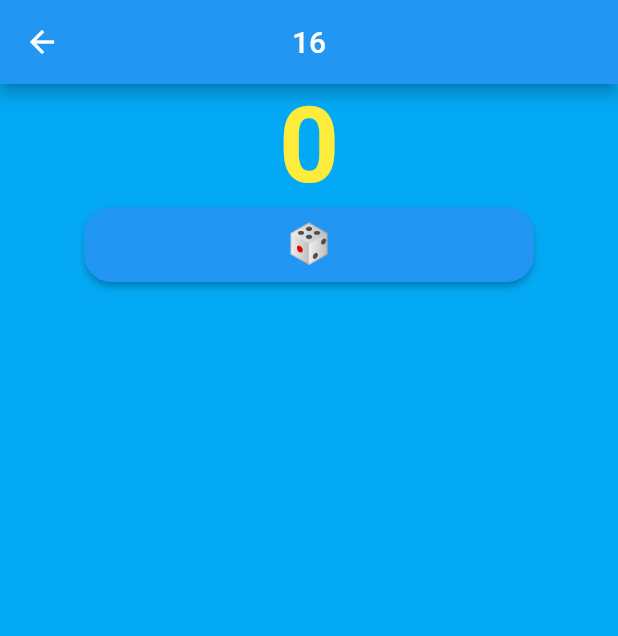
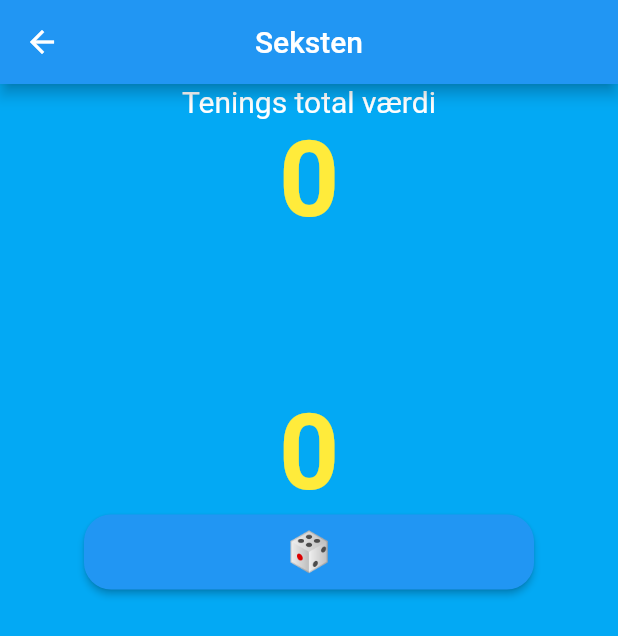
Before and after one commit to PrintA4/sejsten, a Flutter app: the screen it shows after launch, after a tap on "Start", on a phone screen of 412 x 824 dp. Shown: the top 636 px of the screen. Run offline on Flutter 3.47's test engine with Material 2 defaults, Android fonts, the phone set to English and light mode, and no system bars.

Commit message:
Lobby fixed

```diff
--- a/sejsten/lib/main.dart
+++ b/sejsten/lib/main.dart
@@ -12,7 +12,7 @@ class MyApp extends StatelessWidget {
   @override
   Widget build(BuildContext context) {
     return const MaterialApp(
-      title: '16',
+      title: 'Seksten',
       home: MyCustomForm(),
     );
   }
@@ -27,22 +27,7 @@ class MyCustomForm extends StatefulWidget {
 
 class _MyCustomFormState extends State<MyCustomForm> {
   final myController = TextEditingController();
-
-  @override
-  void dispose() {
-    myController.dispose();
-    super.dispose();
-  }
-
-  List<Player> playerList = [];
-  var readLines = ['Alexander', 'Jens', 'Jørgen'];
-  String getNewLineString() {
-    StringBuffer sb = new StringBuffer();
-    for (String line in readLines) {
-      sb.write(line + "\n");
-    }
-    return sb.toString();
-  }
+  List<String> playerList = [];
 
   @override
   Widget build(BuildContext context) {
@@ -50,7 +35,7 @@ class _MyCustomFormState extends State<MyCustomForm> {
       backgroundColor: Colors.lightBlue,
       appBar: AppBar(
         title: const Text(
-          '16',
+          'Seksten',
           style: TextStyle(fontSize: 32.0, color: Colors.yellow),
         ),
         centerTitle: true,
@@ -82,13 +67,14 @@ class _MyCustomFormState extends State<MyCustomForm> {
               child: Padding(
                 padding: const EdgeInsets.all(8.0),
                 child: Text(
-                  getNewLineString(),
-                  style: TextStyle(fontSize: 22.0, color: Colors.yellow),
+                  playerList.join("\n"),
+                  style: const TextStyle(fontSize: 22.0, color: Colors.yellow),
                 ),
               ),
             ),
           ),
           TextField(
+            style: TextStyle(color: Colors.yellow),
             textAlign: TextAlign.center,
             decoration: const InputDecoration(
                 hintText: 'Tilføj spiller',
@@ -115,6 +101,9 @@ class _MyCustomFormState extends State<MyCustomForm> {
                       style: TextStyle(fontSize: 26.0, color: Colors.yellow),
                     ),
                     onPressed: () {
+                      playerList.add(myController.text);
+                      myController.clear();
+                      print(playerList);
                       setState(() {});
                     },
                   ),
@@ -163,30 +152,48 @@ class game extends StatefulWidget {
   _gameState createState() => _gameState();
 }
 
+int diceVal = 0;
 int dice = 0;
-int max = 16;
-int diceValue = 0;
+int sum = 0;
+List<int> listOfNumbers = [];
+
 class _gameState extends State<game> {
   @override
   Widget build(BuildContext context) {
     return Scaffold(
       backgroundColor: Colors.lightBlue,
       appBar: AppBar(
-        title: const Text('16'),
+        title: const Text('Seksten'),
         centerTitle: true,
       ),
       body: SafeArea(
         child: Column(
           mainAxisSize: MainAxisSize.min,
           children: <Widget>[
+            const Text(
+              'Tenings total værdi',
+              style: TextStyle(
+                fontSize: 20.0,
+                color: Colors.white,
+              ),
+            ),
+            Text(
+              sum.toString(),
+              style: const TextStyle(
+                fontSize: 70.0,
+                color: Colors.yellow,
+                fontWeight: FontWeight.bold,
+              ),
+            ),
             Container(
+              margin: EdgeInsets.only(top: 100),
               color: Colors.lightBlue,
               child: Row(
                 crossAxisAlignment: CrossAxisAlignment.start,
                 mainAxisAlignment: MainAxisAlignment.center,
                 children: <Widget>[
                   Text(
-                    diceValue.toString(),
+                    dice.toString(),
                     style: const TextStyle(
                         fontSize: 70.0,
                         color: Colors.yellow,
@@ -216,7 +223,7 @@ class _gameState extends State<game> {
                       ),
                       onPressed: () {
                         randomNumber();
-                          setState(() {});
+                        setState(() {});
                       },
                     )))
           ],
@@ -226,18 +233,17 @@ class _gameState extends State<game> {
   }
 }
 
-
-//🎲
-
-void randomNumber(){
+void randomNumber() {
   var random = new Random();
   dice = random.nextInt(7);
-  int val = 0;
-  if(dice == 0){
+  if (dice == 0) {
     dice = 1;
   }
+  listOfNumbers.add(dice);
+  sum = listOfNumbers.reduce((x, y) => x + y);
+}
 
-}
+void addPlayer() {}
 
 class Player {
   final String name;
```
